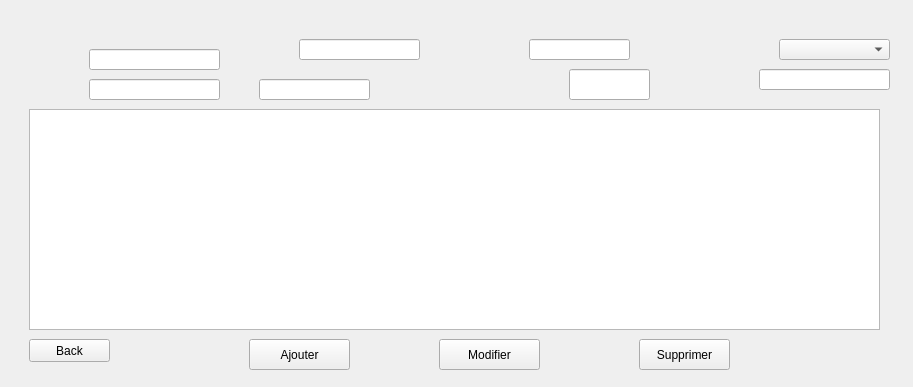
Rolerdxx/Gestion-des-employes-QT-CPP, file mainwindow.ui: the form before one commit.
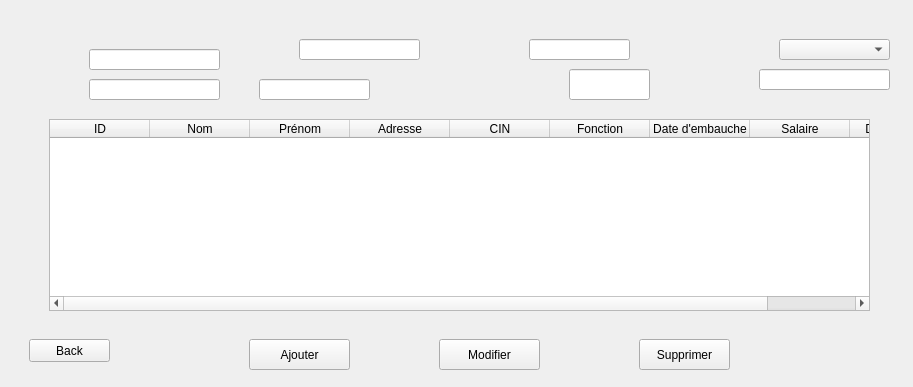
The form after the commit. The open tabs and pages were chosen to show the change. Icons and pictures are not drawn.

The edit to the form file:
```diff
--- a/mainwindow.ui
+++ b/mainwindow.ui
@@ -159,22 +159,6 @@
          </rect>
         </property>
        </widget>
-       <widget class="QTableView" name="tableView">
-        <property name="geometry">
-         <rect>
-          <x>20</x>
-          <y>100</y>
-          <width>851</width>
-          <height>221</height>
-         </rect>
-        </property>
-        <property name="selectionMode">
-         <enum>QAbstractItemView::SingleSelection</enum>
-        </property>
-        <property name="selectionBehavior">
-         <enum>QAbstractItemView::SelectRows</enum>
-        </property>
-       </widget>
        <widget class="QToolButton" name="Ajouter_btn">
         <property name="geometry">
          <rect>
@@ -260,6 +244,67 @@
          </rect>
         </property>
        </widget>
+       <widget class="QTableWidget" name="tableWidget">
+        <property name="geometry">
+         <rect>
+          <x>40</x>
+          <y>110</y>
+          <width>821</width>
+          <height>192</height>
+         </rect>
+        </property>
+        <property name="selectionMode">
+         <enum>QAbstractItemView::SingleSelection</enum>
+        </property>
+        <property name="selectionBehavior">
+         <enum>QAbstractItemView::SelectRows</enum>
+        </property>
+        <column>
+         <property name="text">
+          <string>ID</string>
+         </property>
+        </column>
+        <column>
+         <property name="text">
+          <string>Nom</string>
+         </property>
+        </column>
+        <column>
+         <property name="text">
+          <string>Prénom</string>
+         </property>
+        </column>
+        <column>
+         <property name="text">
+          <string>Adresse</string>
+         </property>
+        </column>
+        <column>
+         <property name="text">
+          <string>CIN</string>
+         </property>
+        </column>
+        <column>
+         <property name="text">
+          <string>Fonction</string>
+         </property>
+        </column>
+        <column>
+         <property name="text">
+          <string>Date d'embauche</string>
+         </property>
+        </column>
+        <column>
+         <property name="text">
+          <string>Salaire</string>
+         </property>
+        </column>
+        <column>
+         <property name="text">
+          <string>Departement</string>
+         </property>
+        </column>
+       </widget>
       </widget>
       <widget class="QWidget" name="Absense">
        <widget class="QLineEdit" name="perso_edit">
```
Left out of the diff: 43 changed lines with no effect on the pictures.
